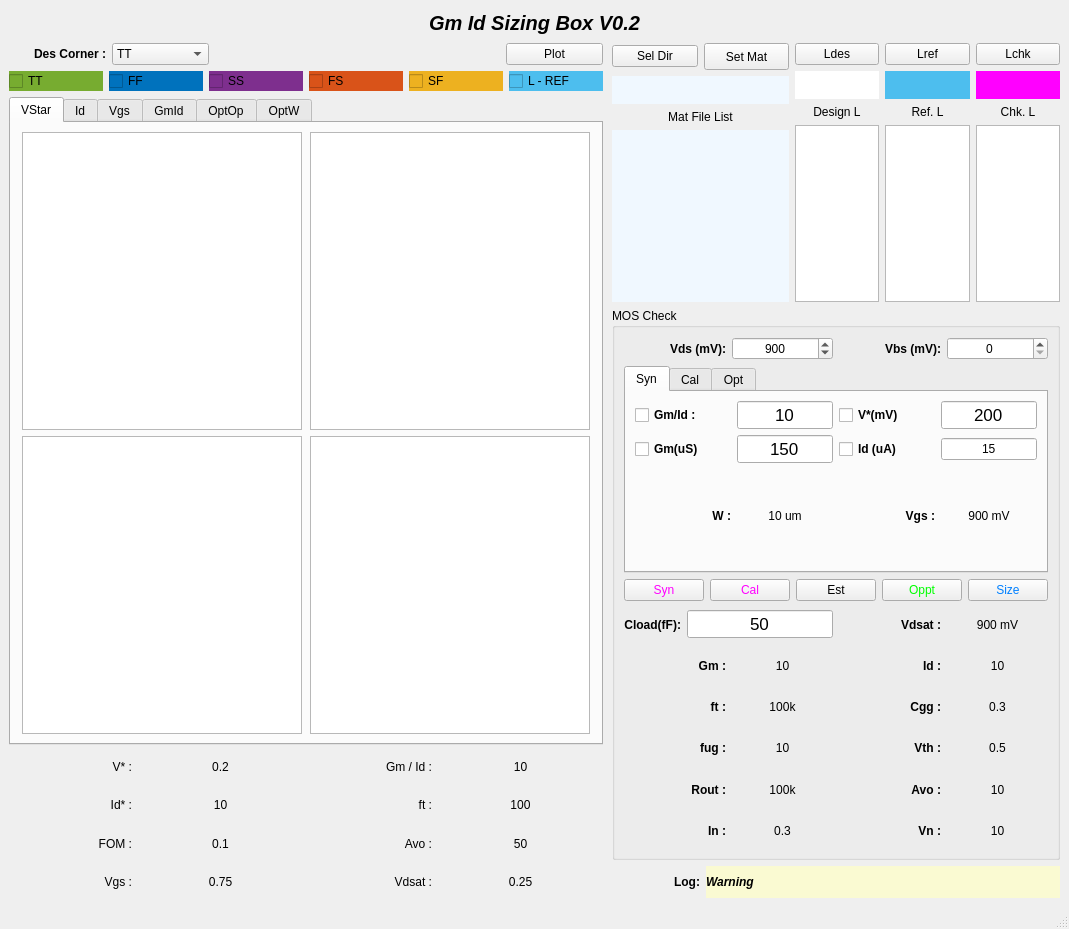
Qt form GUI/gmIdSizingGuiVp1.ui (fengqzHD/gmIdNeoKit) before a commit.
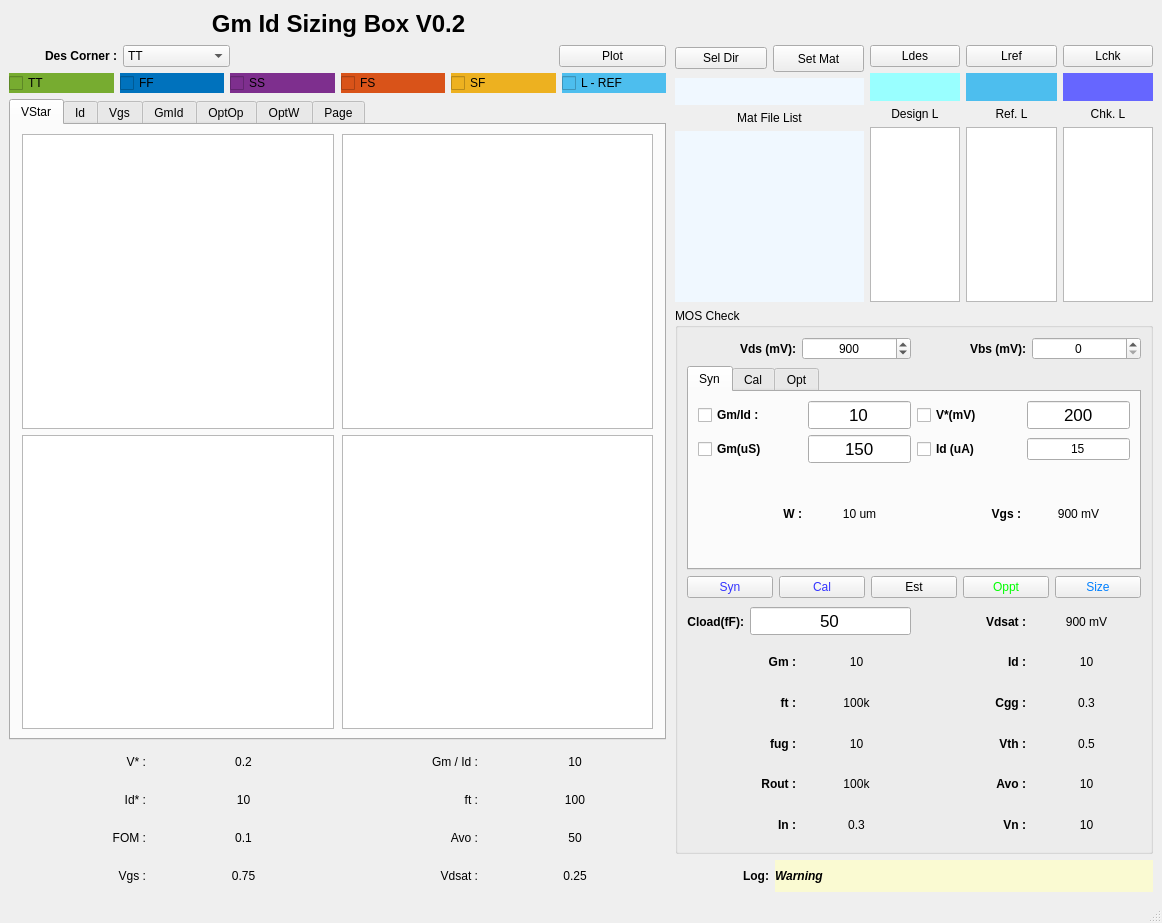
The same form after that commit. Custom widgets are drawn as their Qt base class.

Commit message: Minor Change on GUI Layout to Change Color for NMOS/PMOS

What changed in the file:
```diff
--- a/GUI/gmIdSizingGuiVp1.ui
+++ b/GUI/gmIdSizingGuiVp1.ui
@@ -6,8 +6,8 @@
    <rect>
     <x>0</x>
     <y>0</y>
-    <width>1069</width>
-    <height>929</height>
+    <width>1162</width>
+    <height>923</height>
    </rect>
   </property>
   <property name="windowTitle">
@@ -16,15 +16,17 @@
   <widget class="QWidget" name="centralwidget">
    <layout class="QGridLayout" name="gridLayout">
     <item row="0" column="0">
-     <layout class="QVBoxLayout" name="verticalLayout_3" stretch="1,30">
+     <layout class="QVBoxLayout" name="verticalLayout_3" stretch="1,28">
+      <item>
+       <layout class="QHBoxLayout" name="horizontalLayout_6" stretch="11,8">
       <item>
        <widget class="QLabel" name="titleToolBox">
         <property name="font">
          <font>
           <family>Helvetica</family>
-          <pointsize>15</pointsize>
+            <pointsize>18</pointsize>
           <weight>75</weight>
-          <italic>true</italic>
+            <italic>false</italic>
           <bold>true</bold>
          </font>
         </property>
@@ -37,6 +39,25 @@
        </widget>
       </item>
       <item>
+         <widget class="QLabel" name="labelDevType">
+          <property name="font">
+           <font>
+            <pointsize>18</pointsize>
+            <weight>50</weight>
+            <bold>false</bold>
+           </font>
+          </property>
+          <property name="text">
+           <string/>
+          </property>
+          <property name="alignment">
+           <set>Qt::AlignCenter</set>
+          </property>
+         </widget>
+        </item>
+       </layout>
+      </item>
+      <item>
        <layout class="QHBoxLayout" name="horizontalLayoutMain" stretch="220,1,160">
         <item>
          <layout class="QVBoxLayout" name="verticalLayoutPlot" stretch="1,1,20,1,1,1,1">
@@ -856,6 +877,11 @@
               </item>
              </layout>
             </widget>
+            <widget class="QWidget" name="tab">
+             <attribute name="title">
+              <string>Page</string>
+             </attribute>
+            </widget>
            </widget>
           </item>
           <item>
@@ -1202,19 +1228,34 @@
                <layout class="QHBoxLayout" name="horizontalLayout_37" stretch="1,1,1">
                 <item>
                  <widget class="QLabel" name="labelGateL">
+                  <property name="font">
+                   <font>
+                    <weight>75</weight>
+                    <bold>true</bold>
+                   </font>
+                  </property>
                   <property name="styleSheet">
                    <string notr="true">*{
-background-color:rgb(255, 255, 255);
+background-color:rgb(153, 255, 255);
 border: 15 px solid rgb(0, 0, 0);
 }</string>
                   </property>
                   <property name="text">
                    <string/>
                   </property>
+                  <property name="alignment">
+                   <set>Qt::AlignCenter</set>
+                  </property>
                  </widget>
                 </item>
                 <item>
                  <widget class="QLabel" name="labelGateLRef">
+                  <property name="font">
+                   <font>
+                    <weight>75</weight>
+                    <bold>true</bold>
+                   </font>
+                  </property>
                   <property name="styleSheet">
                    <string notr="true">*{
 background-color:rgb(77,190,238);
@@ -1224,19 +1265,31 @@
                   <property name="text">
                    <string/>
                   </property>
+                  <property name="alignment">
+                   <set>Qt::AlignCenter</set>
+                  </property>
                  </widget>
                 </item>
                 <item>
                  <widget class="QLabel" name="labelGateLChk">
+                  <property name="font">
+                   <font>
+                    <weight>75</weight>
+                    <bold>true</bold>
+                   </font>
+                  </property>
                   <property name="styleSheet">
                    <string notr="true">*{
-background-color:rgb(255, 0, 255);
+background-color:rgb(102, 102, 255);
 border: 15 px solid rgb(0, 0, 0);
 }</string>
                   </property>
                   <property name="text">
                    <string/>
                   </property>
+                  <property name="alignment">
+                   <set>Qt::AlignCenter</set>
+                  </property>
                  </widget>
                 </item>
                </layout>
@@ -2017,7 +2070,7 @@
                   <widget class="QPushButton" name="pushButtonSynMos">
                    <property name="styleSheet">
                     <string notr="true">*{
-color: rgb(255,0, 255);
+color: rgb(51,51, 255);
 }</string>
                    </property>
                    <property name="text">
@@ -2029,7 +2082,7 @@
                   <widget class="QPushButton" name="pushButtonCal">
                    <property name="styleSheet">
                     <string notr="true">*{
-color: rgb(255,0, 255);
+color: rgb(51,51, 255);
 }</string>
                    </property>
                    <property name="text">
```
Left out of the diff: 4 changed lines with no effect on the pictures. Lines whose indentation alone changed are shown as unchanged. The commit also changes 2 other files.
